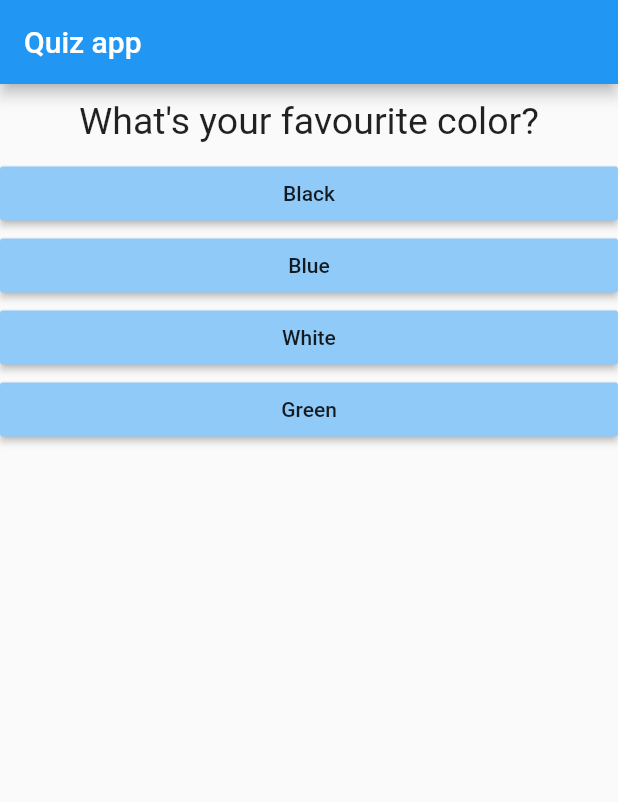
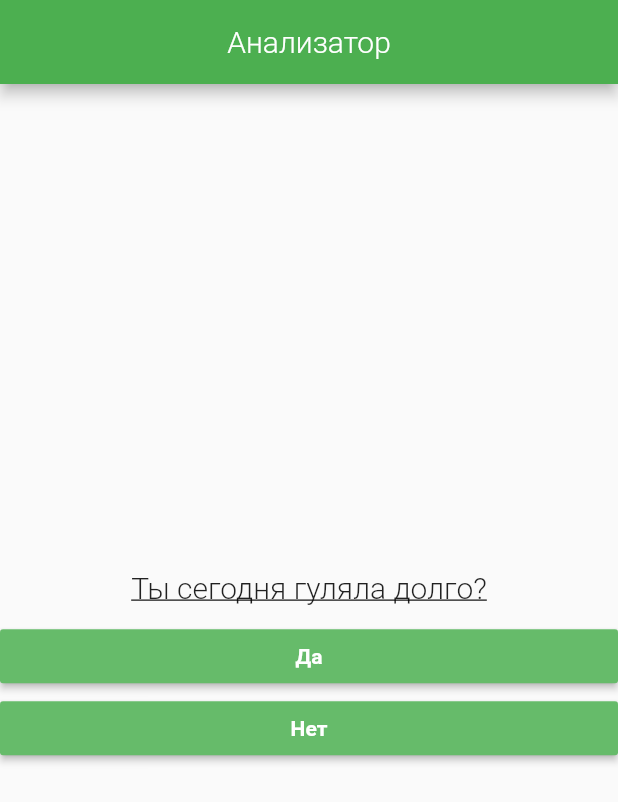
Before and after one commit to aleksandrabesse/QuizApp-module_2-, a Flutter app: the screen it shows after launch, on a phone screen of 412 x 824 dp. Shown: the top 802 px of the screen. Run offline on Flutter 3.47's test engine with Material 2 defaults, Android fonts, the phone set to English and light mode, and no system bars.

```diff
--- a/lib/answers.dart
+++ b/lib/answers.dart
@@ -11,8 +11,8 @@ class Answer extends StatelessWidget {
     return Container(
       width: double.infinity,
         child:  RaisedButton(
-          color: Colors.blue[200],
-            child: Text(answerText),
+          color: Colors.green[400],
+            child: Text(answerText, style: TextStyle(fontWeight: FontWeight.w600, color:Colors.white)),
             onPressed: action,
           ),
 
--- a/lib/main.dart
+++ b/lib/main.dart
@@ -19,77 +19,80 @@ class MyApp extends StatefulWidget {
 class _MyAppState extends State<MyApp> {
   final _questions = const [
     {
-      'question': 'What\'s your favourite color?',
+      'question': 'Ты сегодня гуляла долго?',
       'answers': [
-        {'text': 'Black', 'score': 5},
-        {'text': 'Blue', 'score': 6},
-        {'text': 'White', 'score': 9},
-        {'text': 'Green', 'score': 10}
+        {'text': 'Да', 'score': 0},
+        {'text': 'Нет', 'score': 5},
       ]
     },
     {
-      'question': 'What\'s your favourite movie?',
+      'question':
+          'Ты сегодня встречалась с кем - то или общалась через голосовой чат?',
       'answers': [
-        {'text': 'Greedy', 'score': 5},
-        {'text': 'The Addams family', 'score': 6},
-        {'text': 'Klaus', 'score': 9},
-        {'text': 'Frozen', 'score': 10}
+        {'text': 'Да', 'score': 0},
+        {'text': 'Нет', 'score': 4},
       ]
     },
     {
-      'question': 'What\'s your favourite person?',
-       'answers': [
-        {'text': 'Max', 'score': 5},
-        {'text': 'Max', 'score': 5},
-        {'text': 'Max', 'score': 5},
-        {'text': 'Max', 'score': 5}
-       ]
+      'question': 'Чем ты занималась сегодня?',
+      'answers': [
+        {'text': 'Смотрела сериалы', 'score': 3},
+        {'text': 'Читала книгу', 'score': 2},
+        {'text': 'Смотрела телевизор', 'score': 3},
+        {'text': 'Гуляла', 'score': 0},
+        {'text': 'Смотрела уроки', 'score': 1}
+      ]
     },
   ];
   int _index = 0;
-  int _totalScore=0;
+  int _totalScore = 0;
 
   void _answer(score) {
-    _totalScore+=score;
+    _totalScore += score;
     setState(() {
       _index += 1;
     });
   }
 
-  String get textResult
-  {
-    if (_totalScore>15)
-      return 'You OK';
-    else if (_totalScore > 20)
-      return 'You good';
-    else if (_totalScore>30)
-      return 'Good boy';
-    return 'You did it';
+  String get textResult {
+    if (_totalScore == 12)
+      return 'Слетишь';
+    else if (_totalScore > 6)
+      return 'Возможно слетишь, осторожнее';
+    else if (_totalScore > 2)
+      return 'Малая вероятность слета, но давай без глупостей';
+    return 'Все прекрасно';
   }
 
-  void start()
-  {
+  void start() {
     setState(() {
-      _totalScore=0;
-      _index=0;
+      _totalScore = 0;
+      _index = 0;
     });
   }
+
   Widget build(BuildContext context) {
     return MaterialApp(
         home: Scaffold(
       appBar: AppBar(
+        backgroundColor: Colors.green,
+        centerTitle: true,
         title: Text(
-          'Quiz app',
+          'Анализатор',
+          style: TextStyle(color: Colors.white, fontWeight: FontWeight.w300),
           textAlign: TextAlign.center,
         ),
       ),
       body: _index < _questions.length
           ? Quiz(
-              action: _answer ,
+              action: _answer,
               index: _index,
               questions: _questions,
             )
-          : Result(start: start,textResult: textResult,),
+          : Result(
+              start: start,
+              textResult: textResult,
+            ),
     ));
   }
 }
--- a/lib/question.dart
+++ b/lib/question.dart
@@ -10,10 +10,11 @@ class Question extends StatelessWidget {
     // TODO: implement build
 
     return Container(
+
         child: Text(
           questionText,
           textAlign: TextAlign.center,
-        style: TextStyle(fontSize: 25),
+          style: TextStyle(fontSize: 20,fontWeight: FontWeight.w300, decoration: TextDecoration.underline, decorationThickness: 0.9),
         ),
         width: double.infinity,
         margin: EdgeInsets.all(10),
--- a/lib/quiz.dart
+++ b/lib/quiz.dart
@@ -2,24 +2,26 @@ import 'package:flutter/material.dart';
 import './question.dart';
 import './answers.dart';
 
-
 class Quiz extends StatelessWidget {
   @override
-
-  final List<Map<String,Object>> questions;
+  final List<Map<String, Object>> questions;
   final int index;
   final Function action;
 
-  Quiz({@required this.questions,@required this.index,@required this.action});
+  Quiz({@required this.questions, @required this.index, @required this.action});
 
   Widget build(BuildContext context) {
     return Column(
-        children: <Widget>[
-          Question(questions[index]['question']),
-          ...(questions[index]['answers'] as List<Map<String,Object>>).map((answer) {
-            return Answer(action: ()=> action(answer['score']),answerText: answer['text']);
-          }).toList()
-        ],
-      ) ;
+      mainAxisAlignment: MainAxisAlignment.center,
+      children: <Widget>[
+        Question(questions[index]['question']),
+        ...(questions[index]['answers'] as List<Map<String, Object>>)
+            .map((answer) {
+          return Answer(
+              action: () => action(answer['score']),
+              answerText: answer['text']);
+        }).toList()
+      ],
+    );
   }
 }
--- a/pubspec.yaml
+++ b/pubspec.yaml
@@ -1,6 +1,5 @@
-name: flutter_app
-description: A new Flutter application.
-
+name: Analyse
+description: none
 # The following line prevents the package from being accidentally published to
 # pub.dev using `pub publish`. This is preferred for private packages.
 publish_to: 'none' # Remove this line if you wish to publish to pub.dev
@@ -32,7 +31,6 @@ dependencies:
 dev_dependencies:
   flutter_test:
     sdk: flutter
-  speech_recognition: ^0.3.0+1
 
 # For information on the generic Dart part of this file, see the
 # following page: https://dart.dev/tools/pub/pubspec
```
Also changed, not shown: lib/result.dart (+9 -3 lines), pubspec.lock, 1 other file. Lines whose indentation alone changed are shown as unchanged.
